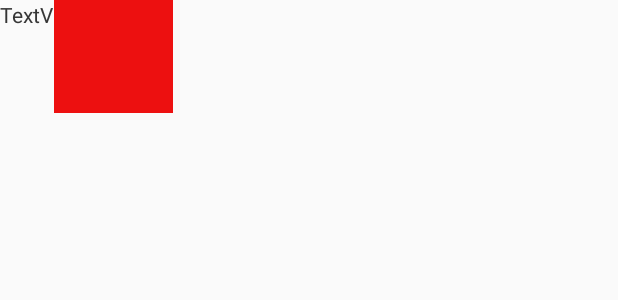
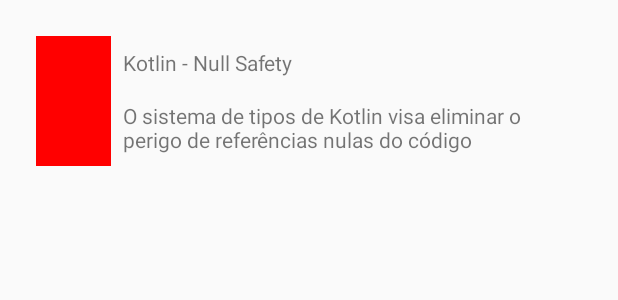
Before and after one commit to LiviaNakashima/What-Did-I-Learn, an Android app: the layout item_learned.xml on its own in the app's theme, with its tools: preview values and no code run, on a phone screen of 412 x 824 dp. Shown: the top 300 px of the screen. Run offline under Robolectric (Android 15) with nearby library versions, the phone set to English and light mode, and no system bars.

Commit message:
Fim do ajuste do layout

```diff
--- a/app/src/main/res/layout/activity_main.xml
+++ b/app/src/main/res/layout/activity_main.xml
@@ -8,6 +8,7 @@
 
     <androidx.recyclerview.widget.RecyclerView
         android:id="@+id/items_recycler_view"
+        tools:listitem="@layout/item_learned"
         android:layout_width="0dp"
         android:layout_height="0dp"
         app:layout_constraintBottom_toBottomOf="parent"
--- a/app/src/main/res/layout/item_learned.xml
+++ b/app/src/main/res/layout/item_learned.xml
@@ -1,36 +1,43 @@
 <?xml version="1.0" encoding="utf-8"?>
-<androidx.constraintlayout.widget.ConstraintLayout
-    xmlns:android="http://schemas.android.com/apk/res/android"
+<androidx.constraintlayout.widget.ConstraintLayout xmlns:android="http://schemas.android.com/apk/res/android"
     xmlns:app="http://schemas.android.com/apk/res-auto"
     xmlns:tools="http://schemas.android.com/tools"
     android:layout_width="match_parent"
-    android:layout_height="match_parent">
-
+    android:layout_height="match_parent"
+    android:padding="@dimen/container_padding">
 
     <TextView
         android:id="@+id/textView"
-        android:layout_width="wrap_content"
+        android:padding="@dimen/text_padding"
+        tools:text="Kotlin - Null Safety"
+        android:layout_width="0dp"
         android:layout_height="wrap_content"
         android:text="TextView"
-        tools:layout_editor_absoluteX="144dp"
-        tools:layout_editor_absoluteY="34dp" />
+        app:layout_constraintBottom_toTopOf="@+id/textView2"
+        app:layout_constraintEnd_toEndOf="parent"
+        app:layout_constraintStart_toEndOf="@+id/linearLayout" />
 
     <TextView
         android:id="@+id/textView2"
-        android:layout_width="wrap_content"
+        android:padding="@dimen/text_padding"
+        tools:text="O sistema de tipos de Kotlin visa eliminar o perigo de referências nulas do código"
+        android:layout_width="0dp"
         android:layout_height="wrap_content"
         android:text="TextView"
-        tools:layout_editor_absoluteX="144dp"
-        tools:layout_editor_absoluteY="230dp" />
+        app:layout_constraintEnd_toEndOf="parent"
+        app:layout_constraintHorizontal_bias="0.0"
+        app:layout_constraintStart_toEndOf="@+id/linearLayout"
+        app:layout_constraintTop_toBottomOf="@+id/textView"
+        tools:layout_editor_absoluteY="152dp" />
 
     <LinearLayout
-        android:layout_width="79dp"
-        android:layout_height="234dp"
-        android:layout_marginStart="36dp"
-        android:background="#ED1010"
+        android:id="@+id/linearLayout"
+        android:layout_width="50dp"
+        android:layout_height="0dp"
+        android:background="#FF0000"
         android:orientation="horizontal"
         app:layout_constraintBottom_toBottomOf="@+id/textView2"
         app:layout_constraintStart_toStartOf="parent"
         app:layout_constraintTop_toTopOf="@+id/textView"
-        app:layout_constraintVertical_bias="0.741"></LinearLayout>
+        app:layout_constraintVertical_bias="0.524" />
 </androidx.constraintlayout.widget.ConstraintLayout>
--- /dev/null
+++ b/app/src/main/res/values/dimens.xml
@@ -0,0 +1,5 @@
+<?xml version="1.0" encoding="utf-8"?>
+<resources>
+    <dimen name="container_padding">24dp</dimen>
+    <dimen name="text_padding">8dp</dimen>
+</resources>
```
